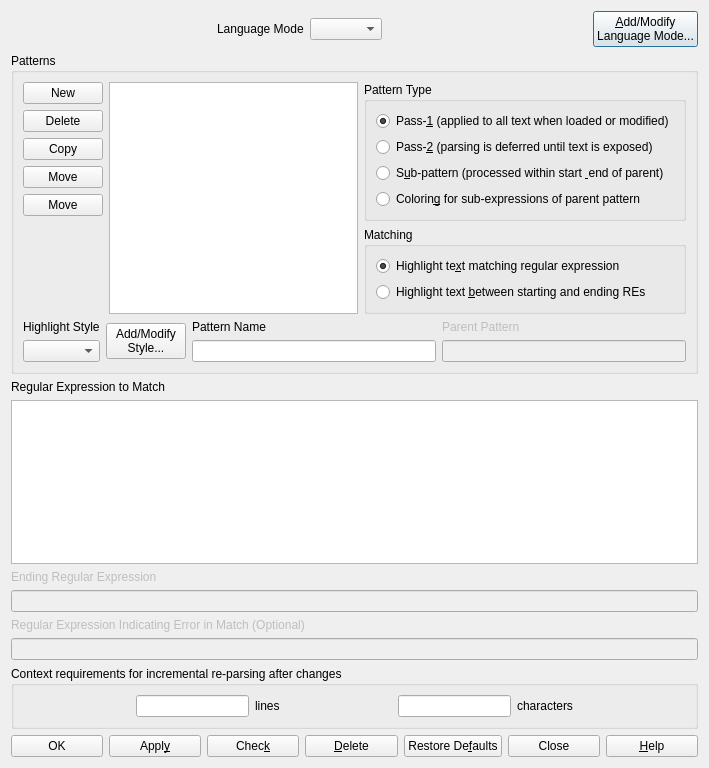
Old version of the form source/DialogSyntaxPatterns.ui in the repository eteran/nedit-ng.
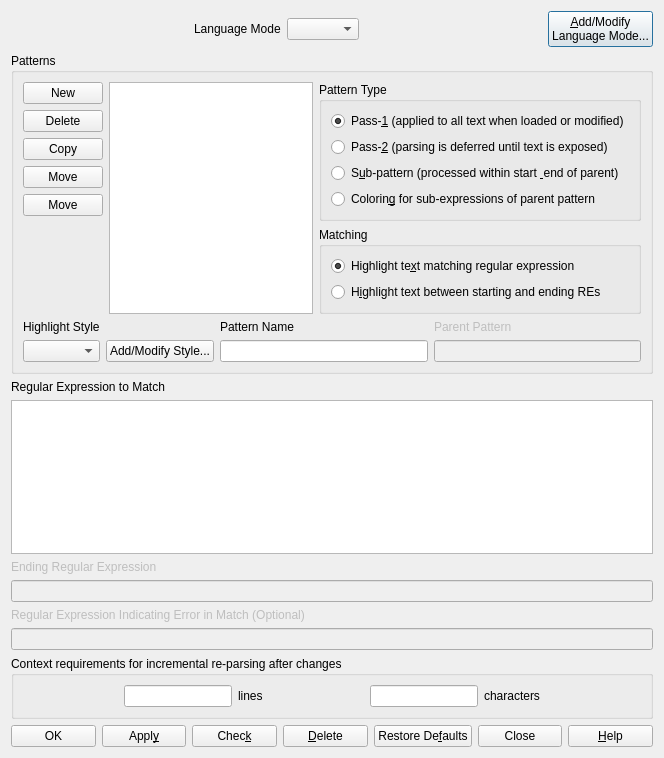
New version of the form. Icons and pictures are not drawn.

```diff
--- a/source/DialogSyntaxPatterns.ui
+++ b/source/DialogSyntaxPatterns.ui
@@ -6,8 +6,8 @@
    <rect>
     <x>0</x>
     <y>0</y>
-    <width>709</width>
-    <height>768</height>
+    <width>664</width>
+    <height>758</height>
    </rect>
   </property>
   <property name="windowTitle">
@@ -147,6 +147,65 @@
         </item>
        </layout>
       </item>
+      <item row="2" column="0" colspan="2">
+       <layout class="QGridLayout" name="gridLayout">
+        <item row="1" column="0">
+         <widget class="QComboBox" name="comboHighlightStyle"/>
+        </item>
+        <item row="0" column="3">
+         <widget class="QLabel" name="labelPatternName">
+          <property name="text">
+           <string>Pattern Name</string>
+          </property>
+         </widget>
+        </item>
+        <item row="0" column="4">
+         <widget class="QLabel" name="labelParentPattern">
+          <property name="enabled">
+           <bool>false</bool>
+          </property>
+          <property name="text">
+           <string>Parent Pattern</string>
+          </property>
+         </widget>
+        </item>
+        <item row="0" column="0">
+         <widget class="QLabel" name="label_3">
+          <property name="text">
+           <string>Highlight Style</string>
+          </property>
+         </widget>
+        </item>
+        <item row="1" column="4">
+         <widget class="QLineEdit" name="editParentPattern">
+          <property name="enabled">
+           <bool>false</bool>
+          </property>
+         </widget>
+        </item>
+        <item row="1" column="3">
+         <widget class="QLineEdit" name="editPatternName">
+          <property name="clearButtonEnabled">
+           <bool>true</bool>
+          </property>
+         </widget>
+        </item>
+        <item row="0" column="2">
+         <widget class="QLabel" name="label_4">
+          <property name="text">
+           <string/>
+          </property>
+         </widget>
+        </item>
+        <item row="1" column="2">
+         <widget class="QPushButton" name="buttonHighlightStyle">
+          <property name="text">
+           <string>Add/Modify Style...</string>
+          </property>
+         </widget>
+        </item>
+       </layout>
+      </item>
       <item row="0" column="1">
        <widget class="QGroupBox" name="groupBox_3">
         <property name="title">
@@ -212,66 +271,13 @@
          <item>
           <widget class="QRadioButton" name="radioRangeRegex">
            <property name="text">
-            <string>Highlight text &amp;between starting and ending REs</string>
+            <string>H&amp;ighlight text between starting and ending REs</string>
            </property>
           </widget>
          </item>
         </layout>
        </widget>
       </item>
-      <item row="2" column="0" colspan="2">
-       <layout class="QGridLayout" name="gridLayout">
-        <item row="0" column="0">
-         <widget class="QLabel" name="label_3">
-          <property name="text">
-           <string>Highlight Style</string>
-          </property>
-         </widget>
-        </item>
-        <item row="0" column="2">
-         <widget class="QLabel" name="labelPatternName">
-          <property name="text">
-           <string>Pattern Name</string>
-          </property>
-         </widget>
-        </item>
-        <item row="0" column="3">
-         <widget class="QLabel" name="labelParentPattern">
-          <property name="enabled">
-           <bool>false</bool>
-          </property>
-          <property name="text">
-           <string>Parent Pattern</string>
-          </property>
-         </widget>
-        </item>
-        <item row="1" column="0">
-         <widget class="QComboBox" name="comboHighlightStyle"/>
-        </item>
-        <item row="1" column="2">
-         <widget class="QLineEdit" name="editPatternName">
-          <property name="clearButtonEnabled">
-           <bool>true</bool>
-          </property>
-         </widget>
-        </item>
-        <item row="1" column="3">
-         <widget class="QLineEdit" name="editParentPattern">
-          <property name="enabled">
-           <bool>false</bool>
-          </property>
-         </widget>
-        </item>
-        <item row="0" column="1" rowspan="2">
-         <widget class="QPushButton" name="buttonHighlightStyle">
-          <property name="text">
-           <string>Add/Modify
-Style...</string>
-          </property>
-         </widget>
-        </item>
-       </layout>
-      </item>
      </layout>
     </widget>
    </item>
```
